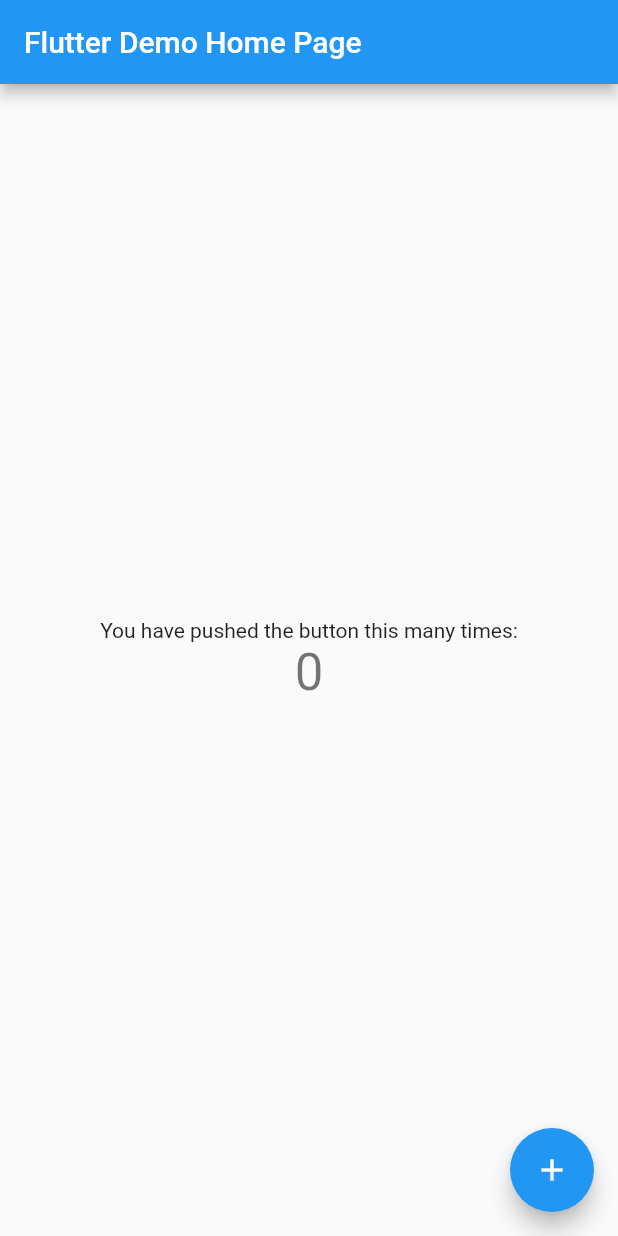
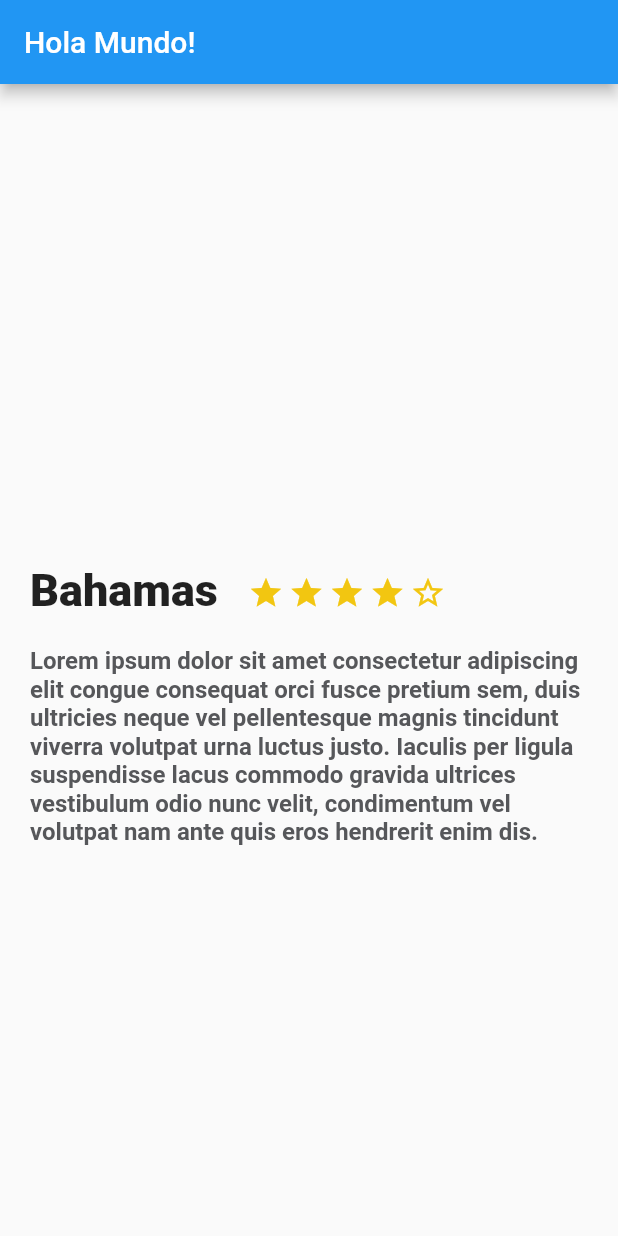
Before and after one commit to jhon0010/trips_app_flutter, a Flutter app: the screen it shows after launch, on a phone screen of 412 x 824 dp. Run offline on Flutter 3.47's test engine with Material 2 defaults, Android fonts, the phone set to English and light mode, and no system bars.

Commit message:
First version description place
First version description place

* Tittle
* Starts
* Description

```diff
--- /dev/null
+++ b/lib/description_place.dart
@@ -0,0 +1,101 @@
+import 'package:flutter/material.dart';
+
+class DescriptionPlace extends StatelessWidget {
+
+  String namePlace;
+  int starts;
+  String descriptionPlace;
+
+  // constructor in dart
+  DescriptionPlace(this.namePlace, this.starts, this.descriptionPlace);
+
+  @override
+  Widget build(BuildContext context) {
+
+    final start_boder = Container(
+      margin: EdgeInsets.only(
+          top: 323.0,
+          right: 3.0
+      ),
+      child: Icon(
+        Icons.star_border,
+        color: Color(0xfff2c611),
+      ),
+    );
+
+    final start_half = Container(
+      margin: EdgeInsets.only(
+          top: 323.0,
+          right: 3.0
+      ),
+      child: Icon(
+        Icons.star_half,
+        color: Color(0xfff2c611),
+      ),
+    );
+
+    final start = Container(
+      margin: EdgeInsets.only(
+        top: 323.0,
+        right: 3.0
+      ),
+      child: Icon(
+        Icons.star,
+        color: Color(0xfff2c611),
+      ),
+    );
+
+    final description = Container(
+      margin: new EdgeInsets.only(
+        top: 20.0,
+        left: 20.0,
+        right: 20.0
+      ),
+      child: new Text(
+        this.descriptionPlace,
+        style: const TextStyle(
+          fontSize: 16.0,
+          fontWeight: FontWeight.bold,
+          color: Color(0xFF56575a)
+        ),
+      ),
+    );
+
+    final tittleStarts = Row(
+      children: [
+        Container(
+          margin: EdgeInsets.only(
+            top: 320.0,
+            left: 20.0,
+              right: 20.0
+          ),
+            child: Text(
+              this.namePlace,
+              style : TextStyle(
+                fontSize: 30.0,
+                fontWeight: FontWeight.w900
+              ),
+              textAlign: TextAlign.left,
+            ),
+        ),
+        Row(
+          children: [
+            start,
+            start,
+            start,
+            start,
+            start_boder
+          ],
+        )
+      ],
+    );
+
+    return Column(
+      children: [
+        tittleStarts,
+        description
+      ],
+    );
+  }
+
+}
--- a/lib/main.dart
+++ b/lib/main.dart
@@ -1,4 +1,5 @@
 import 'package:flutter/material.dart';
+import 'description_place.dart';
 
 void main() {
   runApp(MyApp());
@@ -6,10 +7,17 @@
 
 class MyApp extends StatelessWidget {
   // This widget is the root of your application.
+
+  final String descriptionDummy = 'Lorem ipsum dolor sit amet consectetur adipiscing '
+      'elit congue consequat orci fusce pretium sem, duis ultricies neque vel '
+      'pellentesque magnis tincidunt viverra volutpat urna luctus justo. Iaculis '
+      'per ligula suspendisse lacus commodo gravida ultrices vestibulum odio nunc velit, '
+      'condimentum vel volutpat nam ante quis eros hendrerit enim dis.';
+
   @override
   Widget build(BuildContext context) {
     return MaterialApp(
-      title: 'Flutter Demo',
+      title: 'Flutter Demo', // title of the task manager
       theme: ThemeData(
         // This is the theme of your application.
         //
@@ -22,7 +30,10 @@
         // is not restarted.
         primarySwatch: Colors.blue,
       ),
-      home: MyHomePage(title: 'Flutter Demo Home Page'),
+      home: Scaffold(
+          appBar: AppBar(title: Text('Hola Mundo!'),),
+          body: new DescriptionPlace('Bahamas',4, descriptionDummy)
+      )
     );
   }
 }
```
